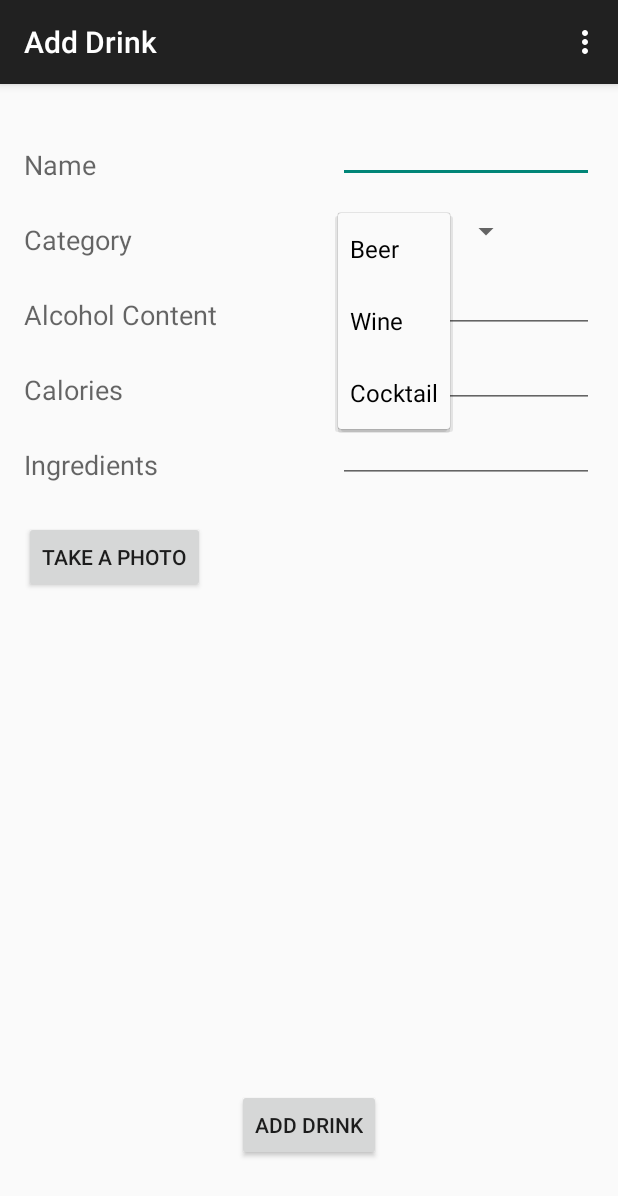
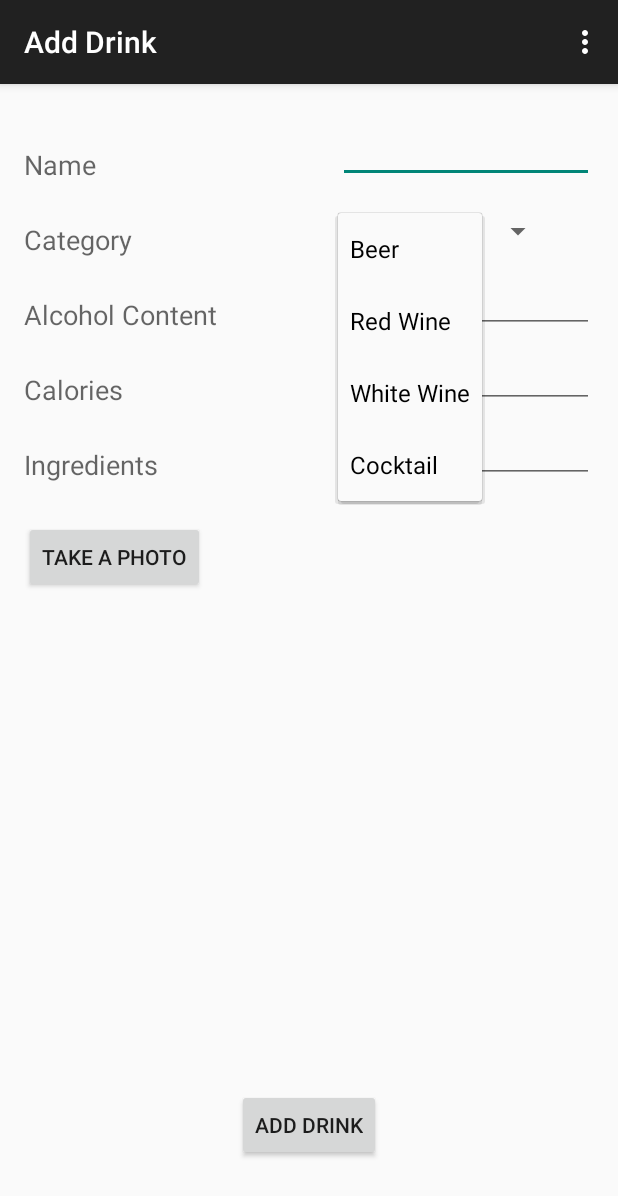
Before and after one commit to tehDugong/BACTracker, an Android app: the AddDrinkActivity screen opened directly, with no data from a screen before it, after a tap on "Beer", on a phone screen of 412 x 824 dp. Shown: the top 1196 px of the screen. Run offline under Robolectric (Android 15) with nearby library versions, the phone set to English and light mode, and no system bars.

Commit message:
trying add to menu

```diff
--- a/mobile/src/main/java/org/cs160/bactracker/AddDrinkActivity.java
+++ b/mobile/src/main/java/org/cs160/bactracker/AddDrinkActivity.java
@@ -17,6 +17,7 @@ public class AddDrinkActivity extends ActionBarActivity {
     private EditText drink_alcohol;
     private EditText drink_calories;
     private EditText drink_ingredients;
+    DBAdapter myDB;
 
     public String TAG;
 
@@ -25,6 +26,7 @@ public class AddDrinkActivity extends ActionBarActivity {
     protected void onCreate(Bundle savedInstanceState) {
         super.onCreate(savedInstanceState);
         setContentView(R.layout.activity_add_drink);
+        openDB();
     }
 
     @Override
@@ -49,6 +51,11 @@ public class AddDrinkActivity extends ActionBarActivity {
         return super.onOptionsItemSelected(item);
     }
 
+    private void openDB(){
+        myDB = new DBAdapter(this);
+        myDB.open();
+    }
+
     public void addDrinkPressed(View view){
         drink_name = (EditText) findViewById(R.id.drink_name);
         drink_alcohol = (EditText) findViewById(R.id.drink_alcohol);
@@ -57,13 +64,21 @@ public class AddDrinkActivity extends ActionBarActivity {
         Spinner drink_category = (Spinner) findViewById(R.id.drink_category);
         String spinVal = String.valueOf(drink_category.getSelectedItem());
 
+        String name = drink_name.getText().toString();
+        Double alcohol = Double.parseDouble(drink_alcohol.getText().toString());
+        Integer calories = Integer.parseInt(drink_calories.getText().toString());
+        String ingredients =  drink_ingredients.getText().toString();
+        Log.d("TAG", spinVal);
+
         Log.d("TAG", drink_name.getText().toString());
         Log.d("TAG", drink_alcohol.getText().toString());
         Log.d("TAG", drink_calories.getText().toString());
         Log.d("TAG", drink_ingredients.getText().toString());
         Log.d("TAG", spinVal);
 
-        Intent intent = new Intent(this, DBActivity.class);
+        myDB.insertRow(name, calories, alcohol, spinVal, ingredients);
+        Intent intent = new Intent(this, PhoneActivity.class);
+        intent.setFlags(Intent.FLAG_ACTIVITY_REORDER_TO_FRONT);
         startActivity(intent);
 
     }
--- a/mobile/src/main/java/org/cs160/bactracker/DBAdapter.java
+++ b/mobile/src/main/java/org/cs160/bactracker/DBAdapter.java
@@ -50,6 +50,11 @@ public class DBAdapter {
 	public DBAdapter(Context ctx) {
 		this.context = ctx;
 		myDBHelper = new DatabaseHelper(context);
+        db = myDBHelper.getWritableDatabase();
+        this.insertRow("Merlot", 122, 14.5, "Red Wine", "Merlot grapes");
+        this.insertRow("Chardonnay", 123, 14.5, "White Wine", "Chardonnay grapes");
+        this.insertRow("Guinness", 125, 4.1, "Beer", "Roasted unmalted barley");
+        this.insertRow("Heineken", 150, 5, "Beer", "Barley malt, hops and the unique Heineken A-yeast");
 	}
 
 	// Open the database connection.
--- a/mobile/src/main/res/values/strings.xml
+++ b/mobile/src/main/res/values/strings.xml
@@ -7,7 +7,8 @@
     <string name="title_activity_add_drink">AddDrinkActivity</string>
     <string-array name="categories_spinner">
         <item>Beer</item>
-        <item>Wine</item>
+        <item>Red Wine</item>
+        <item>White Wine</item>
         <item>Cocktail</item>
     </string-array>
 
```
Also changed, not shown: mobile/src/main/java/org/cs160/bactracker/PhoneActivity.java (+8 -7 lines).
